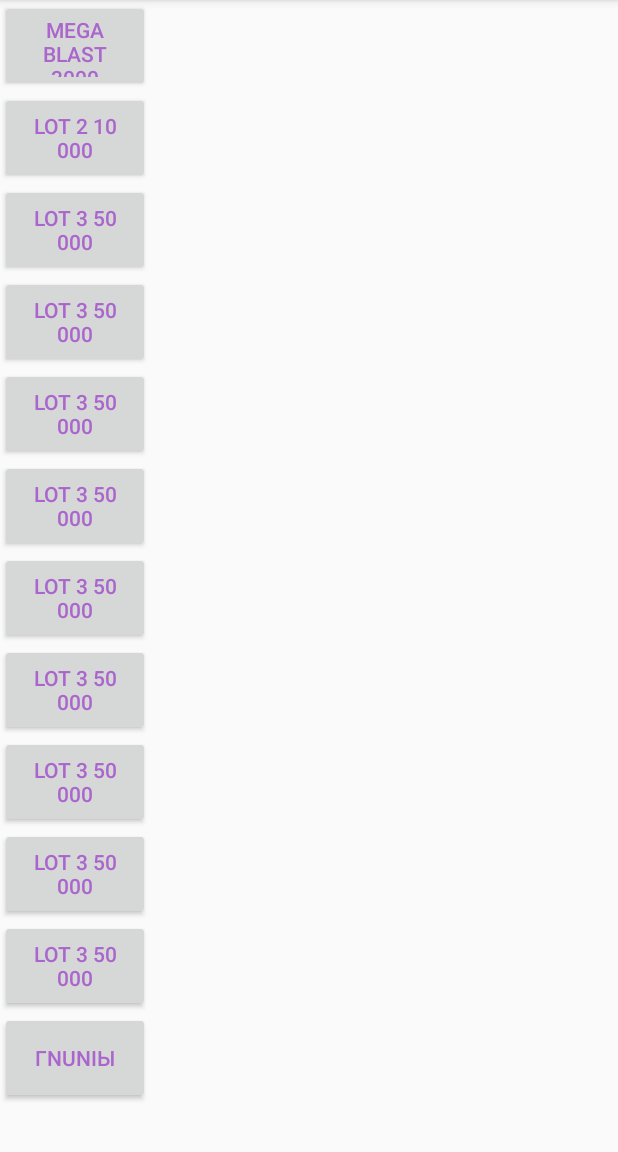
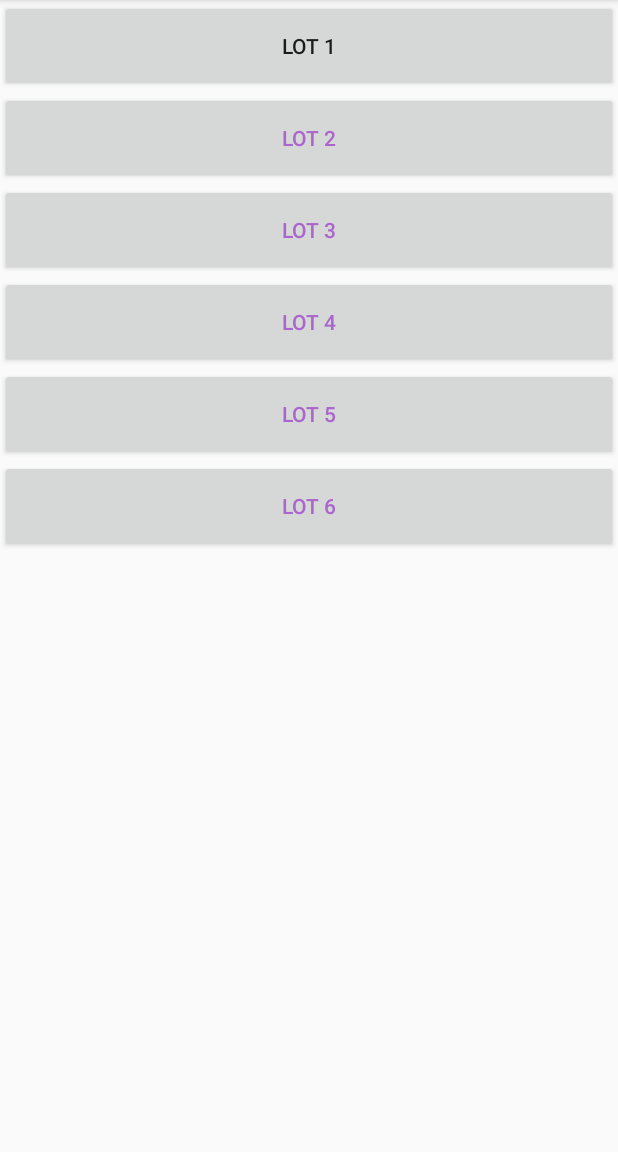
Before and after one commit to nikita0971/ClickAllOfThem, an Android app: the Shop screen opened directly, with no data from a screen before it, on a phone screen of 412 x 824 dp, the part 84-1236 px from its top. Run offline under Robolectric (Android 15) with nearby library versions, the phone set to English and light mode, and no system bars.

Commit message:
fix incorrect rebase

```diff
--- a/app/src/main/java/com/example/myapplication/Shop.java
+++ b/app/src/main/java/com/example/myapplication/Shop.java
@@ -1,33 +1,76 @@
 package com.example.myapplication;
 
-import android.content.Intent;
 import android.support.v7.app.AppCompatActivity;
 import android.os.Bundle;
 import android.view.View;
 import android.widget.Button;
+import android.widget.EditText;
 import android.widget.TextView;
 
-import com.example.myapplication.Monsters.Monsters;
+import com.example.myapplication.Lots.DPCLot;
+import com.example.myapplication.Lots.DPSLot;
 
-public class Shop extends AppCompatActivity {
+public class Shop extends AppCompatActivity implements View.OnClickListener {
+
+    DPCLot LOT1;
+    DPSLot LOT2, LOT3, LOT4, LOT5, LOT6;
+
+    TextView editText;
 
     @Override
-    protected void onCreate(Bundle savedInstanceState)
-    {
+    protected void onCreate(Bundle savedInstanceState) {
         super.onCreate(savedInstanceState);
         setContentView(R.layout.activity_shop);
+
+        final Button Lot1 = (Button)findViewById(R.id.Lot1);
+        Lot1.setOnClickListener(this);
+        LOT1 = new DPCLot(1, 1, 10);
+
+        final Button Lot2 = (Button)findViewById(R.id.Lot2);
+        Lot2.setOnClickListener(this);
+        LOT2 = new DPSLot(1, 0, 1, 30);
+
+        final Button Lot3 = (Button)findViewById(R.id.Lot3);
+        Lot3.setOnClickListener(this);
+        LOT3 = new DPSLot(1, 0, 2, 180);
+
+        final Button Lot4 = (Button)findViewById(R.id.Lot4);
+        Lot4.setOnClickListener(this);
+        LOT4 = new DPSLot(1, 0, 3, 800);
+
+        final Button Lot5 = (Button)findViewById(R.id.Lot5);
+        Lot5.setOnClickListener(this);
+        LOT5 = new DPSLot(1, 0, 4, 4000);
+
+        final Button Lot6 = (Button)findViewById(R.id.Lot6);
+        Lot6.setOnClickListener(this);
+        LOT6 = new DPSLot(1, 0, 5, 24000);
+
+        editText = (TextView) findViewById(R.id.ED);
     }
 
-    public void onClick(View v)
-    {
-        switch (v.getId())
-        {
-            case R.id.button1:
-                MainActivity.DPC += 10;
-            case R.id.button2:
-                MainActivity.DPC += 20;
-
+    @Override
+    public void onClick(View v) {
+        switch (v.getId()) {
+            case R.id.Lot1:
+                LOT1.buyLot();
+                break;
+            case R.id.Lot2:
+                LOT2.buyLot();
+                editText.setText(Integer.toString((int)MainActivity.DPS));
+                break;
+            case R.id.Lot3:
+                LOT3.buyLot();
+                break;
+            case R.id.Lot4:
+                LOT4.buyLot();
+                break;
+            case R.id.Lot5:
+                LOT5.buyLot();
+                break;
+            case R.id.Lot6:
+                LOT6.buyLot();
+                break;
         }
-
     }
 }
--- a/app/src/main/res/layout/activity_shop.xml
+++ b/app/src/main/res/layout/activity_shop.xml
@@ -6,7 +6,8 @@
     android:layout_width="match_parent"
     android:layout_height="match_parent">
 
-    <RelativeLayout xmlns:android="http://schemas.android.com/apk/res/android"
+    <RelativeLayout
+        xmlns:android="http://schemas.android.com/apk/res/android"
         xmlns:app="http://schemas.android.com/apk/res-auto"
         xmlns:tools="http://schemas.android.com/tools"
         android:layout_width="match_parent"
@@ -14,127 +15,89 @@
         android:orientation="vertical"
         tools:context="com.example.myapplication.Shop">
 
+        <Button
+            android:id="@+id/Lot1"
+
+            android:layout_width="match_parent"
+            android:layout_height="61dp"
+
+            android:layout_alignParentTop="true"
+            android:layout_alignRight="@+id/Lot2"
+            android:layout_alignEnd="@+id/Lot2"
+
+            android:text="Lot 1"/>
 
         <Button
-            android:id="@+id/button1"
-            android:layout_width="100dp"
+            android:id="@+id/Lot2"
+
+            android:layout_width="match_parent"
             android:layout_height="61dp"
-            android:layout_alignParentTop="true"
-            android:text="mega blast 3000"
+
+            android:layout_alignParentLeft="true"
+            android:layout_alignParentStart="true"
+            android:layout_below="@+id/Lot1"
+
             android:textColor="@android:color/holo_purple"
-            android:layout_alignRight="@+id/button2"
-            android:layout_alignEnd="@+id/button2" />
+            android:text="Lot 2"/>
 
         <Button
-            android:id="@+id/button2"
-            android:layout_width="100dp"
+            android:id="@+id/Lot3"
+
+            android:layout_width="match_parent"
             android:layout_height="61dp"
+
             android:layout_alignParentLeft="true"
             android:layout_alignParentStart="true"
-            android:layout_below="@+id/button1"
-            android:text="lot 2 10 000"
-            android:textColor="@android:color/holo_purple" />
+            android:layout_below="@+id/Lot2"
+
+            android:textColor="@android:color/holo_purple"
+            android:text="Lot 3"/>
 
         <Button
-            android:id="@+id/button3"
-            android:layout_width="100dp"
+            android:id="@+id/Lot4"
+
+            android:layout_width="match_parent"
             android:layout_height="61dp"
+
             android:layout_alignParentLeft="true"
             android:layout_alignParentStart="true"
-            android:layout_below="@+id/button2"
-            android:text="lot 3 50 000"
-            android:textColor="@android:color/holo_purple" />
+            android:layout_below="@+id/Lot3"
+
+            android:textColor="@android:color/holo_purple"
+            android:text="Lot 4"/>
 
         <Button
-            android:id="@+id/button4"
-            android:layout_width="100dp"
+            android:id="@+id/Lot5"
+
+            android:layout_width="match_parent"
             android:layout_height="61dp"
+
             android:layout_alignParentLeft="true"
             android:layout_alignParentStart="true"
-            android:layout_below="@+id/button3"
-            android:text="lot 3 50 000"
-            android:textColor="@android:color/holo_purple" />
+            android:layout_below="@+id/Lot4"
+
+            android:textColor="@android:color/holo_purple"
+            android:text="Lot 5"/>
 
         <Button
-            android:id="@+id/button5"
-            android:layout_width="100dp"
+            android:id="@+id/Lot6"
+
+            android:layout_width="match_parent"
             android:layout_height="61dp"
+
             android:layout_alignParentLeft="true"
             android:layout_alignParentStart="true"
-            android:layout_below="@+id/button4"
-            android:text="lot 3 50 000"
-            android:textColor="@android:color/holo_purple" />
+            android:layout_below="@+id/Lot5"
 
-        <Button
-            android:id="@+id/button6"
-            android:layout_width="100dp"
-            android:layout_height="61dp"
+            android:textColor="@android:color/holo_purple"
+            android:text="Lot 6"/>
+
+        <TextView
+            android:id="@+id/ED"
+            android:layout_width="match_parent"
+            android:layout_height="wrap_content"
             android:layout_alignParentLeft="true"
             android:layout_alignParentStart="true"
-            android:layout_below="@+id/button5"
-            android:text="lot 3 50 000"
-            android:textColor="@android:color/holo_purple" />
-
-        <Button
-            android:id="@+id/button7"
-            android:layout_width="100dp"
-            android:layout_height="61dp"
-            android:layout_alignParentLeft="true"
-            android:layout_alignParentStart="true"
-            android:layout_below="@+id/button6"
-            android:text="lot 3 50 000"
-            android:textColor="@android:color/holo_purple" />
-
-        <Button
-            android:id="@+id/button8"
-            android:layout_width="100dp"
-            android:layout_height="61dp"
-            android:layout_alignParentLeft="true"
-            android:layout_alignParentStart="true"
-            android:layout_below="@+id/button7"
-            android:text="lot 3 50 000"
-            android:textColor="@android:color/holo_purple" />
-
-        <Button
-            android:id="@+id/button9"
-            android:layout_width="100dp"
-            android:layout_height="61dp"
-            android:layout_alignParentLeft="true"
-            android:layout_alignParentStart="true"
-            android:layout_below="@+id/button8"
-            android:text="lot 3 50 000"
-            android:textColor="@android:color/holo_purple" />
-
-        <Button
-            android:id="@+id/button10"
-            android:layout_width="100dp"
-            android:layout_height="61dp"
-            android:layout_alignParentLeft="true"
-            android:layout_alignParentStart="true"
-            android:layout_below="@+id/button9"
-            android:text="lot 3 50 000"
-            android:textColor="@android:color/holo_purple" />
-
-        <Button
-            android:id="@+id/button11"
-            android:layout_width="100dp"
-            android:layout_height="61dp"
-            android:layout_alignParentLeft="true"
-            android:layout_alignParentStart="true"
-            android:layout_below="@+id/button10"
-            android:text="lot 3 50 000"
-            android:textColor="@android:color/holo_purple" />
-
-        <Button
-            android:id="@+id/button12"
-            android:layout_width="100dp"
-            android:layout_height="61dp"
-            android:layout_alignParentLeft="true"
-            android:layout_alignParentStart="true"
-            android:layout_below="@+id/button11"
-            android:text="гnuniы"
-            android:textColor="@android:color/holo_purple" />
-
-
+            android:layout_below="@+id/Lot6"/>
     </RelativeLayout>
 </ScrollView>
```
Also changed, not shown: app/src/main/java/com/example/myapplication/Lots/Array_of_Lots.java (deleted, +0 -17 lines), app/src/main/java/com/example/myapplication/Lots/DPCLot.java (+28 -6 lines), app/src/main/java/com/example/myapplication/Lots/DPSLot.java (+30 -17 lines), app/src/main/java/com/example/myapplication/Lots/Lot.java (+8 -4 lines).
